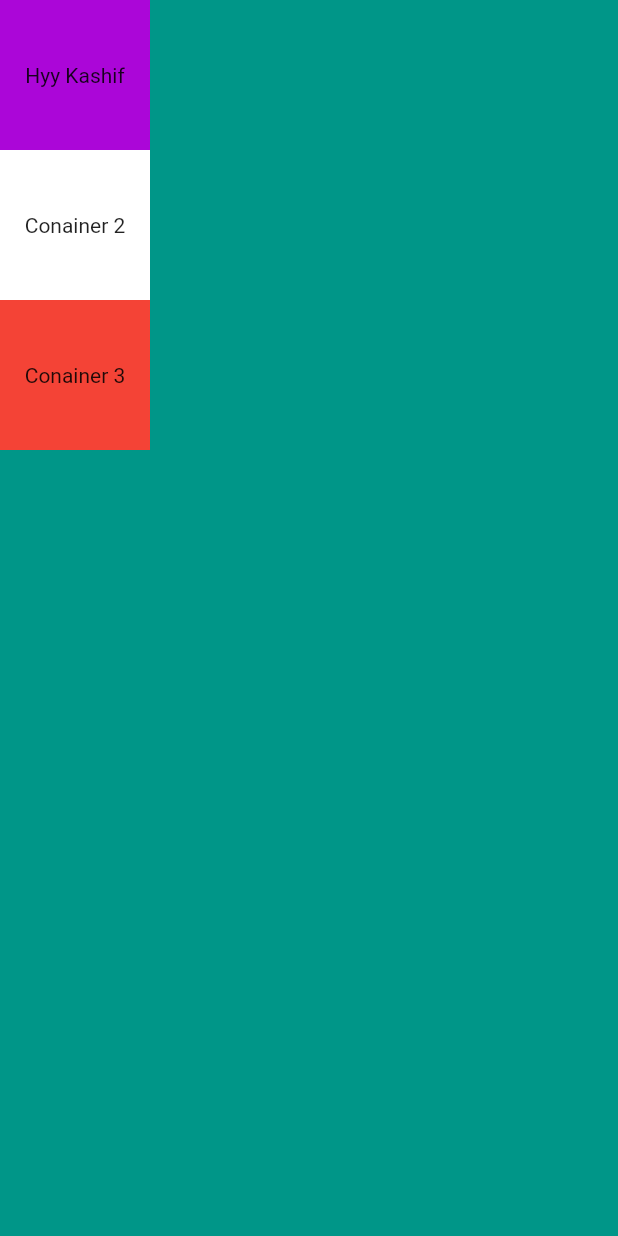
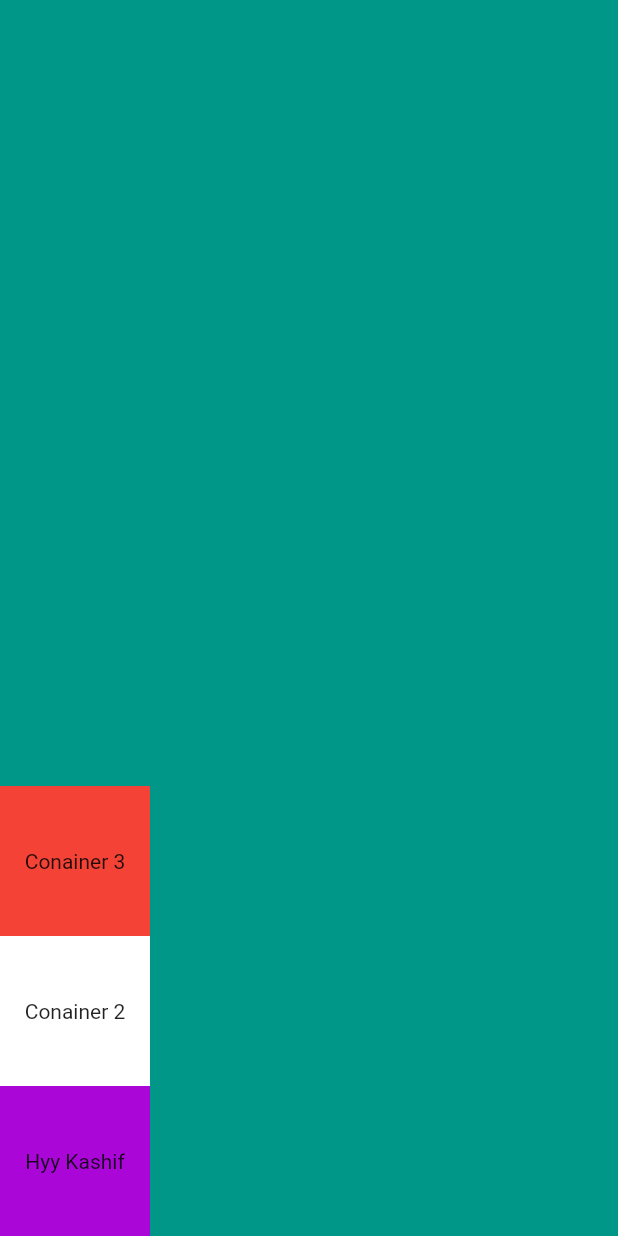
Before and after one commit to HEYKASHIF/quizApp, a Flutter app: the bootCamp screen opened directly, on a phone screen of 412 x 824 dp. Run offline on Flutter 3.47's test engine with Material 2 defaults, Android fonts, the phone set to English and light mode, and no system bars.

Commit message:
"16-may commit5"

```diff
--- a/lib/bootcamp.dart
+++ b/lib/bootcamp.dart
@@ -9,8 +9,8 @@ class bootCamp extends StatelessWidget {
       backgroundColor: Colors.teal,
       body: SafeArea(
           child: Column(
-        mainAxisSize: MainAxisSize.min,
-        verticalDirection: VerticalDirection.down,
+        // mainAxisSize: MainAxisSize.min,
+        verticalDirection: VerticalDirection.up,
         children: [
           Container(
             height: 100,
```
